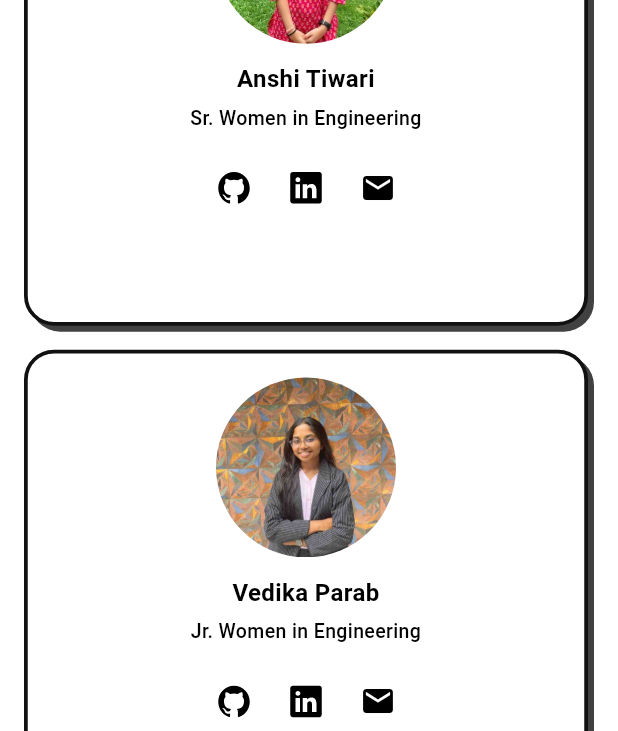
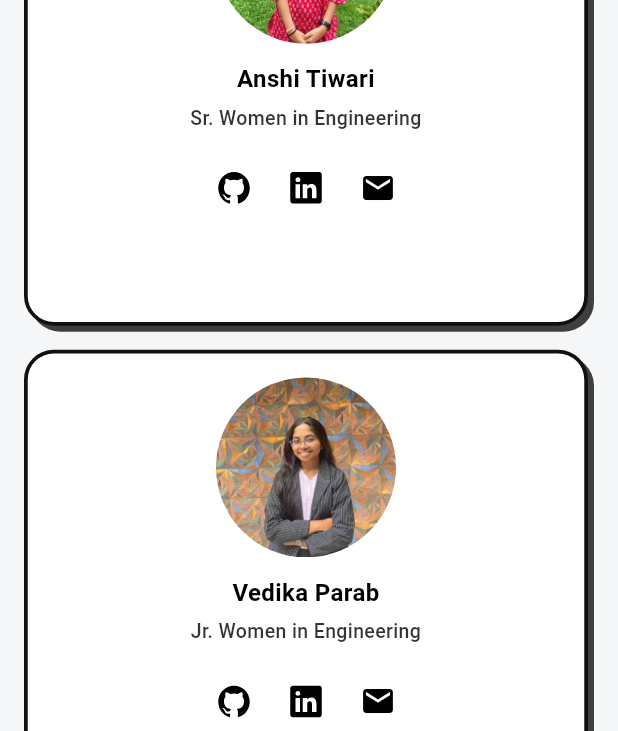
Before and after one commit to purvadeepak16/ieeeapp, a Flutter app: the WieBody widget shown alone on an empty page, opened directly, scrolled down 822 dp, on a phone screen of 412 x 824 dp. Shown: the part 356-1087 px from the top of the screen. Run offline on Flutter 3.47's test engine with Material 3 defaults, Android fonts, the phone set to English and light mode, and no system bars; our stand-ins replace cloud_firestore, firebase_auth, firebase_core, flutter_riverpod, go_router, google_fonts and 6 more; missing offline and left inert: webview_flutter_android, webview_flutter_wkwebview; accounts and stored records are empty; network calls fail.

Commit message:
WIE dark theme fix

```diff
--- a/lib/screens/wie/wie_page.dart
+++ b/lib/screens/wie/wie_page.dart
@@ -6,10 +6,6 @@ class WiePage extends StatelessWidget {
 
   @override
   Widget build(BuildContext context) {
-    final theme = Theme.of(context);
-    return Scaffold(
-      backgroundColor: theme.colorScheme.surface,
-      body: const WieBody(),
-    );
+    return const WieBody();
   }
 }
--- a/lib/widgets/wie_widgets/member_card.dart
+++ b/lib/widgets/wie_widgets/member_card.dart
@@ -27,11 +27,14 @@ class _MemberCardState extends State<MemberCard> {
 
   @override
   Widget build(BuildContext context) {
+    final theme = Theme.of(context);
+    final onSurface = theme.colorScheme.onSurface;
+
     return AnimatedScale(
       duration: const Duration(milliseconds: 120),
       scale: _pressed ? 0.98 : 1,
       child: NeoCard(
-        backgroundColor: AppColors.white,
+        backgroundColor: theme.colorScheme.surface,
         borderRadius: 20,
         padding: EdgeInsets.zero,
         child: InkWell(
@@ -52,7 +55,7 @@ class _MemberCardState extends State<MemberCard> {
                       height: 120,
                       color: Colors.black12,
                       alignment: Alignment.center,
-                      child: const Icon(Icons.person, size: 56),
+                      child: Icon(Icons.person, size: 56, color: onSurface),
                     ),
                   ),
                 ),
@@ -60,8 +63,8 @@ class _MemberCardState extends State<MemberCard> {
                 Text(
                   widget.member.name,
                   textAlign: TextAlign.center,
-                  style: const TextStyle(
-                    color: AppColors.textDark,
+                  style: TextStyle(
+                    color: onSurface,
                     fontSize: 16,
                     fontWeight: FontWeight.w700,
                   ),
@@ -70,8 +73,8 @@ class _MemberCardState extends State<MemberCard> {
                 Text(
                   widget.member.role,
                   textAlign: TextAlign.center,
-                  style: const TextStyle(
-                    color: AppColors.textDark,
+                  style: TextStyle(
+                    color: onSurface.withOpacity(0.8),
                     fontSize: 13,
                   ),
                 ),
@@ -80,16 +83,15 @@ class _MemberCardState extends State<MemberCard> {
                   mainAxisAlignment: MainAxisAlignment.center,
                   children: [
                     IconButton(
-                      icon: const Icon(Ionicons.logo_github, color: AppColors.textDark),
+                      icon: Icon(Ionicons.logo_github, color: onSurface),
                       onPressed: () => _launch(widget.member.github),
                     ),
                     IconButton(
-                      icon: const Icon(Ionicons.logo_linkedin,
-                          color: AppColors.textDark),
+                      icon: Icon(Ionicons.logo_linkedin, color: onSurface),
                       onPressed: () => _launch(widget.member.linkedin),
                     ),
                     IconButton(
-                      icon: const Icon(Icons.email, color: AppColors.textDark),
+                      icon: Icon(Icons.email, color: onSurface),
                       onPressed: () => _launch('mailto:${widget.member.email}'),
                     ),
                   ],
--- a/lib/widgets/wie_widgets/wie_body.dart
+++ b/lib/widgets/wie_widgets/wie_body.dart
@@ -9,29 +9,25 @@ class WieBody extends StatelessWidget {
 
   @override
   Widget build(BuildContext context) {
-    final pad = MediaQuery.of(context).size.width < 400 ? 12.0 : 16.0;
-    final theme = Theme.of(context);
-
-    return SingleChildScrollView(
-      child: Container(
-        color: theme.colorScheme.surface,
+    return const SingleChildScrollView(
       child: Column(
         crossAxisAlignment: CrossAxisAlignment.stretch,
         children: [
-            const HeroStrip(),
-            Padding(padding: EdgeInsets.all(pad), child: const GlobalWieInfo()),
+          HeroStrip(),
           Padding(
-              padding: EdgeInsets.symmetric(horizontal: pad),
-              child: const InspiringCarousel(),
+              padding: EdgeInsets.all(16),
+              child: GlobalWieInfo()),
+          Padding(
+            padding: EdgeInsets.symmetric(horizontal: 16),
+            child: InspiringCarousel(),
           ),
-            const SizedBox(height: 16),
+          SizedBox(height: 16),
           Padding(
-              padding: EdgeInsets.symmetric(horizontal: pad),
-              child: const TeamSection(),
+            padding: EdgeInsets.symmetric(horizontal: 16),
+            child: TeamSection(),
           ),
-            const SizedBox(height: 24),
+          SizedBox(height: 24),
         ],
-        ),
       ),
     );
   }
```
Lines whose indentation alone changed are shown as unchanged.
